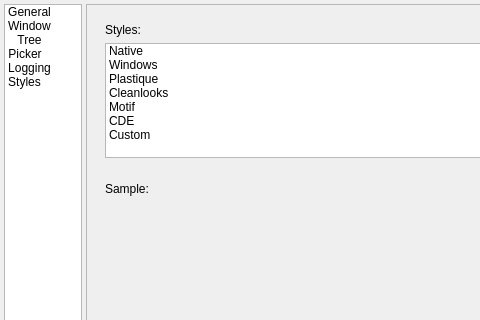
This is src/forms/PreferencesWindow.ui in WindowDetective/WindowDetective as Qt 5 draws it before an edit; both pictures show x 0 to 480 and y 0 to 320 of the 608 by 457 pixel window. The edited form follows.
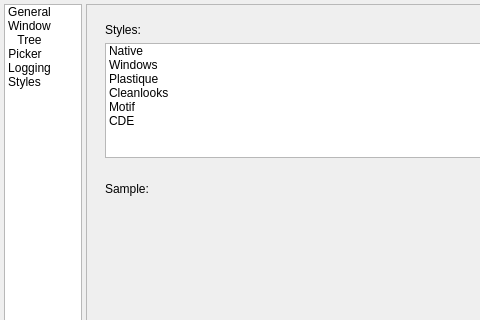
This is the edited form. The open tabs and pages were chosen to show the change. Icons and pictures are not drawn. Custom widgets are drawn as their Qt base class.

What changed in the file:
```diff
--- a/src/forms/PreferencesWindow.ui
+++ b/src/forms/PreferencesWindow.ui
@@ -1118,11 +1118,6 @@
                      <string>CDE</string>
                     </property>
                    </item>
-                   <item>
-                    <property name="text">
-                     <string>Custom</string>
-                    </property>
-                   </item>
                   </widget>
                  </item>
                 </layout>
```
Left out of the diff: 6 changed lines with no effect on the pictures.
